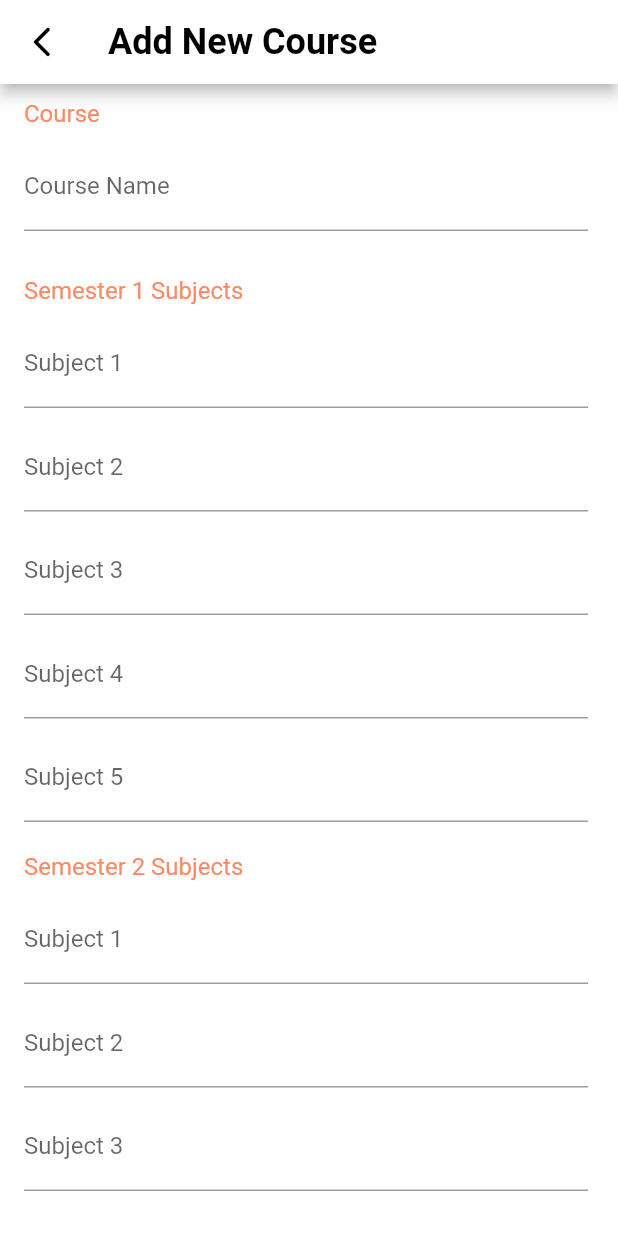
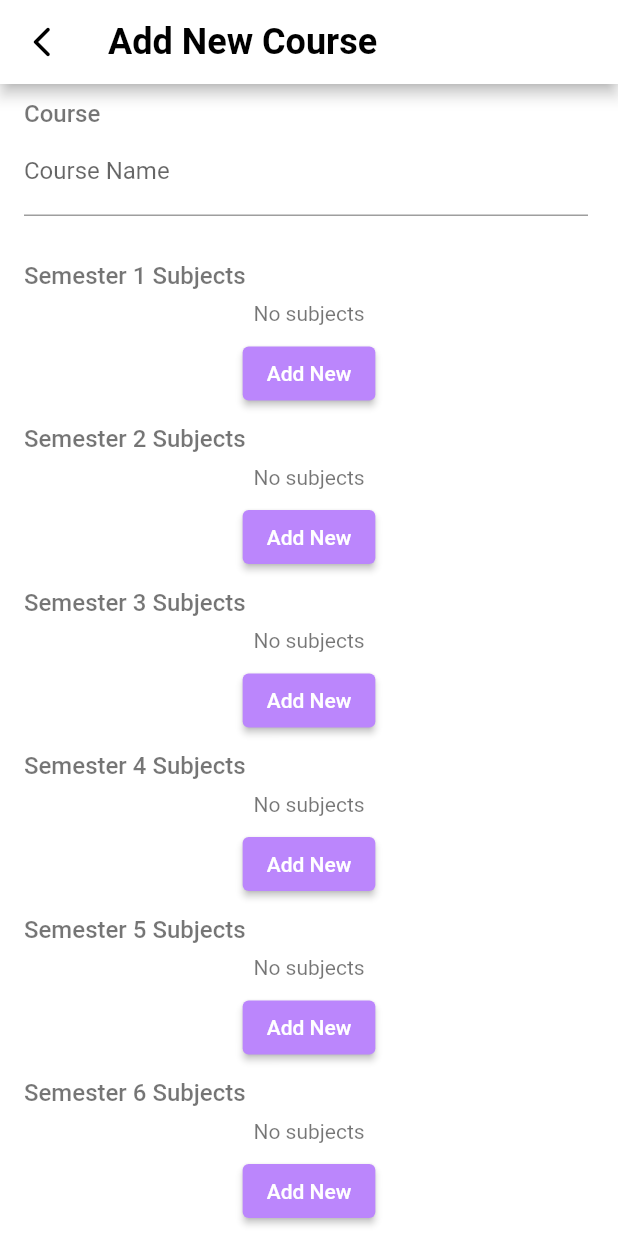
Before and after one commit to yash-ch/Flutter-CMS-APP-Firebase, a Flutter app: the AddOrChangeCourse screen opened directly, on a phone screen of 412 x 824 dp. Run offline on Flutter 3.47's test engine with Material 2 defaults, Android fonts, the phone set to English and light mode, and no system bars; our stand-ins replace cloud_firestore, firebase_auth, firebase_core, fluttertoast, get; missing offline and left inert: flutter_material_pickers; accounts and stored records are empty; network calls fail.

Commit message:
updated the courses 2nd screen

```diff
--- a/lib/screens/mainScreen.dart
+++ b/lib/screens/mainScreen.dart
@@ -55,7 +55,8 @@ class _MainScreenState extends State<MainScreen> {
                         : lightModeLightTextStyle,
                   ),
                 ),
-                rectangleListViewBuilder(context, ["Resources"]),
+                rectangleListViewBuilder(
+                    context, ["Resources", "Top Banners", "Events"]),
               ],
             ),
           ),
--- a/lib/screens/textFieldScreens/addOrChangeCourse.dart
+++ b/lib/screens/textFieldScreens/addOrChangeCourse.dart
@@ -1,6 +1,8 @@
+import 'package:cmseduc/screens/mainScreen.dart';
 import 'package:cmseduc/utils/firebaseData.dart';
 import 'package:cmseduc/utils/style.dart';
 import 'package:flutter/material.dart';
+import 'package:flutter_material_pickers/flutter_material_pickers.dart';
 import 'package:fluttertoast/fluttertoast.dart';
 import 'package:get/route_manager.dart';
 
@@ -10,102 +12,22 @@ class AddOrChangeCourse extends StatefulWidget {
   const AddOrChangeCourse(
       {Key? key, required this.addOrChange, required this.changeCourse})
       : super(key: key);
+  @override
+  AddOrChangeCourseState createState() => AddOrChangeCourseState();
+}
+
+class AddOrChangeCourseState extends State<AddOrChangeCourse> {
+  final TextEditingController nameOfTheCourseController =
+      TextEditingController();
+  final TextEditingController newSubjectNameController =
+      TextEditingController();
+
+  List allSemSubMapsList = [{}, {}, {}, {}, {}, {}];
 
   @override
-  _AddOrChangeCourseState createState() => _AddOrChangeCourseState();
-}
-
-class _AddOrChangeCourseState extends State<AddOrChangeCourse> {
-  final TextEditingController nameOfTheCourseController =
-      TextEditingController();
-  final TextEditingController sem1Sub1 = TextEditingController();
-  final TextEditingController sem1Sub2 = TextEditingController();
-  final TextEditingController sem1Sub3 = TextEditingController();
-  final TextEditingController sem1Sub4 = TextEditingController();
-  final TextEditingController sem1Sub5 = TextEditingController();
-
-  final TextEditingController sem2Sub1 = TextEditingController();
-  final TextEditingController sem2Sub2 = TextEditingController();
-  final TextEditingController sem2Sub3 = TextEditingController();
-  final TextEditingController sem2Sub4 = TextEditingController();
-  final TextEditingController sem2Sub5 = TextEditingController();
-
-  final TextEditingController sem3Sub1 = TextEditingController();
-  final TextEditingController sem3Sub2 = TextEditingController();
-  final TextEditingController sem3Sub3 = TextEditingController();
-  final TextEditingController sem3Sub4 = TextEditingController();
-  final TextEditingController sem3Sub5 = TextEditingController();
-
-  final TextEditingController sem4Sub1 = TextEditingController();
-  final TextEditingController sem4Sub2 = TextEditingController();
-  final TextEditingController sem4Sub3 = TextEditingController();
-  final TextEditingController sem4Sub4 = TextEditingController();
-  final TextEditingController sem4Sub5 = TextEditingController();
-
-  final TextEditingController sem5Sub1 = TextEditingController();
-  final TextEditingController sem5Sub2 = TextEditingController();
-  final TextEditingController sem5Sub3 = TextEditingController();
-  final TextEditingController sem5Sub4 = TextEditingController();
-  final TextEditingController sem5Sub5 = TextEditingController();
-
-  final TextEditingController sem6Sub1 = TextEditingController();
-  final TextEditingController sem6Sub2 = TextEditingController();
-  final TextEditingController sem6Sub3 = TextEditingController();
-  final TextEditingController sem6Sub4 = TextEditingController();
-  final TextEditingController sem6Sub5 = TextEditingController();
-
-  List sem1List = [];
-  List sem2List = [];
-  List sem3List = [];
-  List sem4List = [];
-  List sem5List = [];
-  List sem6List = [];
-
-  void setSemList() {
-    setState(() {
-      sem1List = [
-        sem1Sub1.text.trim(),
-        sem1Sub2.text.trim(),
-        sem1Sub3.text.trim(),
-        sem1Sub4.text.trim(),
-        sem1Sub5.text.trim()
-      ];
-      sem2List = [
-        sem2Sub1.text.trim(),
-        sem2Sub2.text.trim(),
-        sem2Sub3.text.trim(),
-        sem2Sub4.text.trim(),
-        sem2Sub5.text.trim()
-      ];
-      sem3List = [
-        sem3Sub1.text.trim(),
-        sem3Sub2.text.trim(),
-        sem3Sub3.text.trim(),
-        sem3Sub4.text.trim(),
-        sem3Sub5.text.trim()
-      ];
-      sem4List = [
-        sem4Sub1.text.trim(),
-        sem4Sub2.text.trim(),
-        sem4Sub3.text.trim(),
-        sem4Sub4.text.trim(),
-        sem4Sub5.text.trim()
-      ];
-      sem5List = [
-        sem5Sub1.text.trim(),
-        sem5Sub2.text.trim(),
-        sem5Sub3.text.trim(),
-        sem5Sub4.text.trim(),
-        sem5Sub5.text.trim()
-      ];
-      sem6List = [
-        sem6Sub1.text.trim(),
-        sem6Sub2.text.trim(),
-        sem6Sub3.text.trim(),
-        sem6Sub4.text.trim(),
-        sem6Sub5.text.trim()
-      ];
-    });
+  void initState() {
+    prefillTextField();
+    super.initState();
   }
 
   @override
@@ -133,69 +55,41 @@ class _AddOrChangeCourseState extends State<AddOrChangeCourse> {
   }
 
   Widget addOrChangeCourseWidget() {
-    prefillTextField();
-    return Column(
+    return Container(
+      child: Column(
         crossAxisAlignment: CrossAxisAlignment.start,
         children: [
-        Padding(
-          padding: const EdgeInsets.fromLTRB(16.0, 10.0, 0, 10.0),
-          child: Text(
-            "Course",
-            style: TextStyle(fontSize: SmallTextSize, color: selectedIconColor),
-          ),
-        ),
+          lightTextWidget("Course"),
           Padding(
             padding: const EdgeInsets.fromLTRB(16.0, 0.0, 20.0, 20.0),
             child: TextField(
+              cursorColor: selectedIconColor,
               controller: nameOfTheCourseController,
               decoration: InputDecoration(
                 labelText: "Course Name",
               ),
             ),
           ),
-        fullWidthListViewBuilder(
-            context,
-            1,
-            [sem1Sub1, sem1Sub2, sem1Sub3, sem1Sub4, sem1Sub5],
-            ["Subject 1", "Subject 2", "Subject 3", "Subject 4", "Subject 5"]),
-        fullWidthListViewBuilder(
-            context,
-            2,
-            [sem2Sub1, sem2Sub2, sem2Sub3, sem2Sub4, sem2Sub5],
-            ["Subject 1", "Subject 2", "Subject 3", "Subject 4", "Subject 5"]),
-        fullWidthListViewBuilder(
-            context,
-            3,
-            [sem3Sub1, sem3Sub2, sem3Sub3, sem3Sub4, sem3Sub5],
-            ["Subject 1", "Subject 2", "Subject 3", "Subject 4", "Subject 5"]),
-        fullWidthListViewBuilder(
-            context,
-            4,
-            [sem4Sub1, sem4Sub2, sem4Sub3, sem4Sub4, sem4Sub5],
-            ["Subject 1", "Subject 2", "Subject 3", "Subject 4", "Subject 5"]),
-        fullWidthListViewBuilder(
-            context,
-            5,
-            [sem5Sub1, sem5Sub2, sem5Sub3, sem5Sub4, sem5Sub5],
-            ["Subject 1", "Subject 2", "Subject 3", "Subject 4", "Subject 5"]),
-        fullWidthListViewBuilder(
-            context,
-            6,
-            [sem6Sub1, sem6Sub2, sem6Sub3, sem6Sub4, sem6Sub5],
-            ["Subject 1", "Subject 2", "Subject 3", "Subject 4", "Subject 5"]),
+          _subjectsListViewBuilder(1, allSemSubMapsList[0]),
+          _subjectsListViewBuilder(2, allSemSubMapsList[1]),
+          _subjectsListViewBuilder(3, allSemSubMapsList[2]),
+          _subjectsListViewBuilder(4, allSemSubMapsList[3]),
+          _subjectsListViewBuilder(5, allSemSubMapsList[4]),
+          _subjectsListViewBuilder(6, allSemSubMapsList[5]),
           Padding(
-          padding: const EdgeInsets.fromLTRB(16.0, 10.0, 0, 0.0),
+            padding: const EdgeInsets.fromLTRB(16.0, 16.0, 0, 0.0),
             child: Text(
               (widget.addOrChange == "Change" ? "Update" : "Upload") +
                   " it even if you don't have all the subjects of the course, subjects can be edited later.",
             ),
           ),
           Padding(
-          padding: const EdgeInsets.all(10.0),
+            padding: const EdgeInsets.all(16.0),
             child: Center(
               child: ElevatedButton(
                   style: ElevatedButton.styleFrom(primary: selectedIconColor),
                   onPressed: () {
+                    // print(sem1SubMap);
                     _onTapUpdateOrUpload();
                   },
                   child: widget.addOrChange == "Change"
@@ -204,56 +98,161 @@ class _AddOrChangeCourseState extends State<AddOrChangeCourse> {
             ),
           ),
         ],
+      ),
     );
   }
 
-  Widget fullWidthListViewBuilder(
-      dynamic context, int sem, List controllerList, List itemList) {
+  Widget _subjectsListViewBuilder(int semester, Map subjectMap) {
     return Column(
       crossAxisAlignment: CrossAxisAlignment.start,
       children: [
+        lightTextWidget(
+          "Semester $semester Subjects",
+        ),
+        subjectMap.isNotEmpty
+            ? Padding(
+                padding: EdgeInsets.fromLTRB(16.0, 10.0, 16.0, 10.0),
+                child: ClipRRect(
+                  borderRadius: BorderRadius.all(Radius.circular(20.0)),
+                  child: ListView.builder(
+                      physics: NeverScrollableScrollPhysics(),
+                      shrinkWrap: true,
+                      itemCount: subjectMap.length,
+                      itemBuilder: (BuildContext context, int index) {
+                        return InkWell(
+                          onTap: () {
+                            _addOrChangeSubject(
+                                semester, subjectMap, false, index + 1);
+                          },
+                          child: Container(
+                            color:
+                                Get.isDarkMode ? offBlackColor : offWhiteColor,
+                            child: Column(
+                              crossAxisAlignment: CrossAxisAlignment.start,
+                              children: [
+                                Padding(padding: EdgeInsets.all(3)),
+                                lightTextWidget("Subject ${index + 1}"),
                                 Padding(
-          padding: const EdgeInsets.fromLTRB(16.0, 10.0, 0, 10.0),
+                                  padding: const EdgeInsets.fromLTRB(
+                                      16.0, 10.0, 16.0, 16.0),
+                                  child: Row(
+                                    children: [
+                                      Icon(Icons.circle, size: 10.0),
+                                      Container(
+                                        width: getDeviceWidth(context) - 80,
+                                        padding:
+                                            const EdgeInsets.only(left: 10.0),
                                         child: Text(
-            "Semester $sem Subjects",
-            style: TextStyle(fontSize: SmallTextSize, color: selectedIconColor),
+                                          subjectMap[index + 1],
+                                          overflow: TextOverflow.ellipsis,
                                         ),
                                       ),
-        ListView.builder(
-            physics: NeverScrollableScrollPhysics(),
-            shrinkWrap: true,
-            itemCount: itemList.length,
-            itemBuilder: (BuildContext context, int index) {
-              return Padding(
-                padding: const EdgeInsets.fromLTRB(16.0, 0.0, 20.0, 10.0),
-                child: TextField(
-                  controller: controllerList[index],
-                  decoration: InputDecoration(
-                    labelText: itemList[index],
+                                    ],
+                                  ),
+                                ),
+                              ],
                             ),
                           ),
                         );
                       }),
+                ),
+              )
+            : Center(
+                child: Padding(
+                padding: const EdgeInsets.all(8.0),
+                child: Text(
+                  "No subjects",
+                  style: TextStyle(
+                      color: Get.isDarkMode
+                          ? darkModeLightTextColor
+                          : lightModeLightTextColor),
+                ),
+              )),
+        Center(
+          child: ElevatedButton(
+              style: ElevatedButton.styleFrom(primary: selectedIconColor),
+              onPressed: () {
+                _addOrChangeSubject(
+                    semester, subjectMap, true, subjectMap.length + 1);
+              },
+              child: Text("Add New")),
+        ),
       ],
     );
+  }
+
+  void _addOrChangeSubject(
+      int semester, Map subjectsMap, bool addOrChange, int subjectNo) {
+    //true for add and false for change
+    if (!addOrChange) {
+      newSubjectNameController.text = subjectsMap[subjectNo];
+    } else {
+      newSubjectNameController.text = "";
+    }
+    showMaterialResponsiveDialog(
+        context: context,
+        title:
+            addOrChange ? "Add Subject $subjectNo" : "Add Subject $subjectNo",
+        headerColor: selectedIconColor,
+        maxLongSide: 340.0,
+        child: Column(
+          crossAxisAlignment: CrossAxisAlignment.start,
+          children: [
+            lightTextWidget("Enter Subject Name"),
+            Padding(
+              padding: const EdgeInsets.fromLTRB(16.0, 0.0, 20.0, 10.0),
+              child: TextField(
+                controller: newSubjectNameController,
+                decoration: InputDecoration(
+                  labelText: "Subject",
+                ),
+              ),
+            ),
+            !addOrChange
+                ? Padding(
+                    padding: const EdgeInsets.only(top: 10.0),
+                    child: Center(
+                      child: ElevatedButton(
+                          style: ElevatedButton.styleFrom(
+                              primary: selectedIconColor),
+                          onPressed: () {
+                            setState(() {
+                              subjectsMap.removeWhere(
+                                  (key, value) => key == subjectNo);
+                            });
+                            Navigator.of(context).pop();
+                          },
+                          child: Text("Delete")),
+                    ),
+                  )
+                : Offstage(),
+            Padding(
+                padding: const EdgeInsets.fromLTRB(16.0, 10.0, 16.0, 00.0),
+                child: Text("Do click the update button in the bottom.")),
+          ],
+        ),
+        onConfirmed: () {
+          setState(() {
+            subjectsMap[subjectNo] = newSubjectNameController.text.trim();
+          });
+        });
   }
 
   Future<void> _onTapUpdateOrUpload() async {
     bool _courseAccess = await FirebaseData().userRole("courseAccess");
     if (_courseAccess) {
       if (nameOfTheCourseController.text.trim() != "") {
-        setSemList();
         FirebaseData().addOrChangeCourse(
             context,
             widget.addOrChange == "Change" ? false : true,
             widget.changeCourse,
             nameOfTheCourseController.text.trim(),
-            sem1List,
-            sem2List,
-            sem3List,
-            sem4List,
-            sem5List,
-            sem6List);
+            creatingSubjectList(1),
+            creatingSubjectList(2),
+            creatingSubjectList(3),
+            creatingSubjectList(4),
+            creatingSubjectList(5),
+            creatingSubjectList(6));
       } else {
         Fluttertoast.showToast(
             msg: "Course name can't be left blank.",
@@ -266,49 +265,38 @@ class _AddOrChangeCourseState extends State<AddOrChangeCourse> {
     }
   }
 
+  List creatingSubjectList(int semester) {
+    //for firebase....needs list but we have map for subjects
+    List _subjectList = [];
+    for (var i = 1;
+        i < allSemSubMapsList.elementAt(semester - 1).length + 1;
+        i++) {
+      _subjectList.add(allSemSubMapsList.elementAt(semester - 1)[i]);
+    }
+    return _subjectList;
+  }
+
   Future<void> prefillTextField() async {
     try {
       if (widget.addOrChange == "Change") {
-        Map subjectMap =
+        Map firebaseSubjectMap =
             await FirebaseData().subjectMapOfCourse(widget.changeCourse);
         nameOfTheCourseController.text = widget.changeCourse;
 
-        sem1Sub1.text = subjectMap["sem1"][0];
-        sem1Sub2.text = subjectMap["sem1"][1];
-        sem1Sub3.text = subjectMap["sem1"][2];
-        sem1Sub4.text = subjectMap["sem1"][3];
-        sem1Sub5.text = subjectMap["sem1"][4];
-
-        sem2Sub1.text = subjectMap["sem2"][0];
-        sem2Sub2.text = subjectMap["sem2"][1];
-        sem2Sub3.text = subjectMap["sem2"][2];
-        sem2Sub4.text = subjectMap["sem2"][3];
-        sem2Sub5.text = subjectMap["sem2"][4];
-
-        sem3Sub1.text = subjectMap["sem3"][0];
-        sem3Sub2.text = subjectMap["sem3"][1];
-        sem3Sub3.text = subjectMap["sem3"][2];
-        sem3Sub4.text = subjectMap["sem3"][3];
-        sem3Sub5.text = subjectMap["sem3"][4];
-
-        sem4Sub1.text = subjectMap["sem4"][0];
-        sem4Sub2.text = subjectMap["sem4"][1];
-        sem4Sub3.text = subjectMap["sem4"][2];
-        sem4Sub4.text = subjectMap["sem4"][3];
-        sem4Sub5.text = subjectMap["sem4"][4];
-
-        sem5Sub1.text = subjectMap["sem5"][0];
-        sem5Sub2.text = subjectMap["sem5"][1];
-        sem5Sub3.text = subjectMap["sem5"][2];
-        sem5Sub4.text = subjectMap["sem5"][3];
-        sem5Sub5.text = subjectMap["sem5"][4];
-
-        sem6Sub1.text = subjectMap["sem6"][0];
-        sem6Sub2.text = subjectMap["sem6"][1];
-        sem6Sub3.text = subjectMap["sem6"][2];
-        sem6Sub4.text = subjectMap["sem6"][3];
-        sem6Sub5.text = subjectMap["sem6"][4];
+        setState(() {
+          for (var i = 1; i < 7; i++) {
+            _fillingSubjectMap(firebaseSubjectMap, i);
+          }
+        });
       }
     } catch (e) {}
   }
+
+  void _fillingSubjectMap(Map subjectMap, int semester) {
+    for (var i = 0; i < subjectMap["sem$semester"].length; i++) {
+      if (subjectMap["sem$semester"][i] != "") {
+        allSemSubMapsList[semester - 1][i + 1] = subjectMap["sem$semester"][i];
       }
+    }
+  }
+}
--- a/lib/utils/style.dart
+++ b/lib/utils/style.dart
@@ -20,7 +20,8 @@ const DarkAppBarTextStyle = TextStyle(
   fontWeight: FontWeight.w700,
 );
 
-var selectedIconColor = Color(0xffff8a67); //orange
+// var selectedIconColor = Color(0xffff8a67); //orange
+var selectedIconColor = Color(0xffBB86FC);
 
 Color lightBackgroundColor = Colors.white;
 Color darkBackgroundColor = Colors.black;
@@ -35,12 +36,12 @@ Color darkModeLightTextColor = Colors.white70;
 Color lightModeLightTextColor = Colors.black54;
 
 TextStyle darkModeLightTextStyle = TextStyle(
-    color: darkModeLightTextColor ,
+    color: darkModeLightTextColor,
     fontSize: SmallTextSize,
     fontWeight: FontWeight.w500);
 
 TextStyle lightModeLightTextStyle = TextStyle(
-    color: lightModeLightTextColor ,
+    color: lightModeLightTextColor,
     fontSize: SmallTextSize,
     fontWeight: FontWeight.w500);
 
@@ -70,4 +71,7 @@ class Style {
       ));
 }
 
-//new colors
+double getDeviceWidth(context) {
+  double deviceWidth = MediaQuery.of(context).size.width;
+  return deviceWidth;
+}
```
Also changed, not shown: lib/screens/changeScreen.dart (+12 -6 lines), lib/screens/configureScreen.dart (+9 -6 lines). Lines whose indentation alone changed are shown as unchanged.
